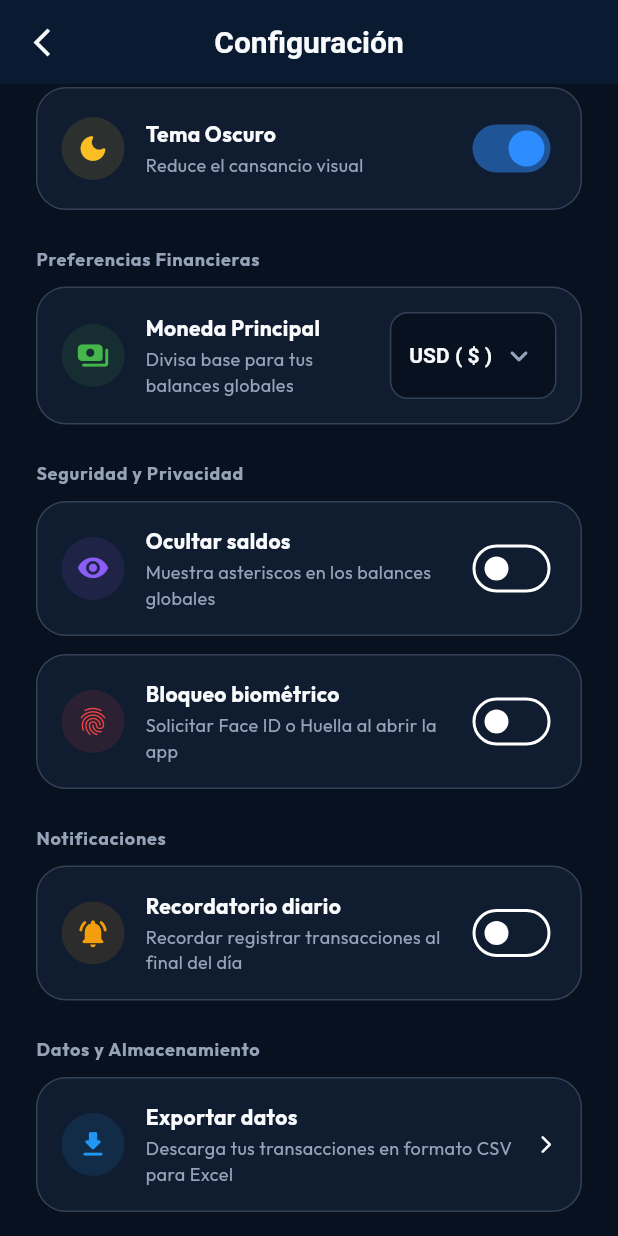
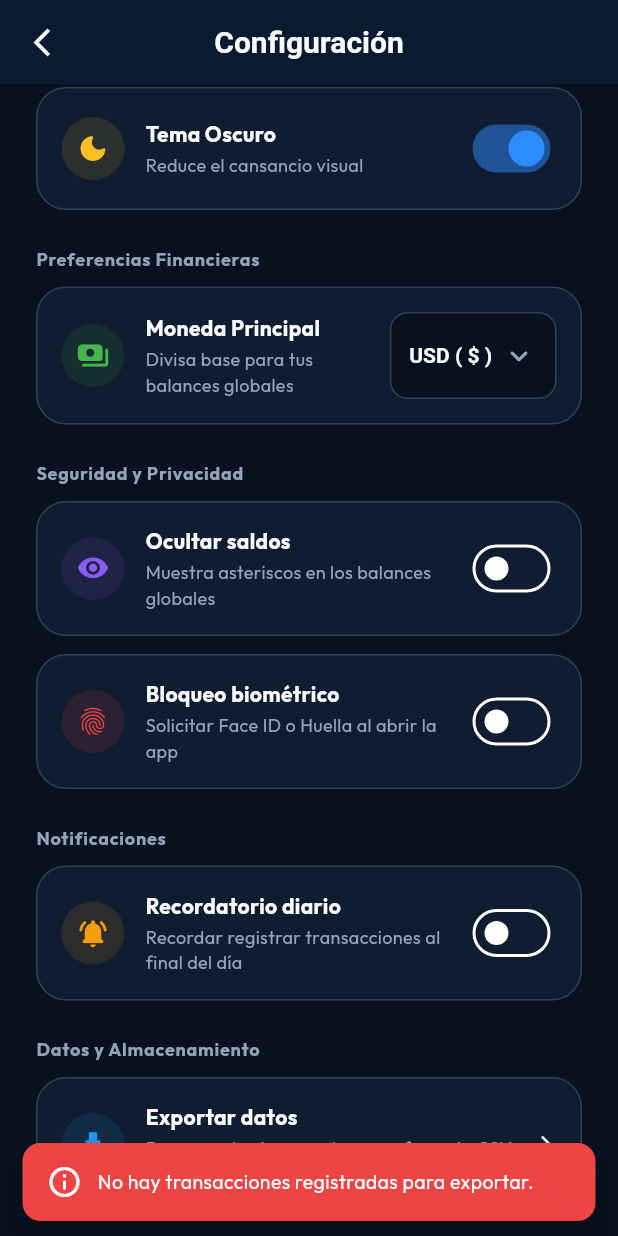
Before and after one commit to AlexM505/Nica-Balance, a Flutter app: the SettingsScreen screen opened directly, scrolled down 41 dp, after a tap on "Exportar datos", on a phone screen of 412 x 824 dp. Run offline on Flutter 3.47's test engine with Material 3 defaults, Android fonts, the phone set to English and light mode, and no system bars; our stand-ins replace csv, file_picker, fl_chart, flutter_local_notifications, flutter_native_splash, google_fonts and 5 more; accounts and stored records are empty; generated files the repository leaves out were written again.

Commit message:
Fix: adding validation in generate csv file to export

```diff
--- a/lib/presentation/settings/views/settings_screen.dart
+++ b/lib/presentation/settings/views/settings_screen.dart
@@ -211,6 +211,58 @@ class SettingsScreen extends StatelessWidget {
             onTap: () async {
               final dashboardVM = context.read<DashboardViewModel>();
 
+              // ─── VALIDACIÓN PREVENTIVA DE REGISTROS ───
+              if (dashboardVM.expensesList.isEmpty && dashboardVM.incomesList.isEmpty) {
+                if (context.mounted) {
+                  ScaffoldMessenger.of(context).showSnackBar(
+                    SnackBar(
+                      content: const Row(
+                        children: [
+                          Icon(Icons.info_outline_rounded, color: Colors.white),
+                          SizedBox(width: 10),
+                          Text('No hay transacciones registradas para exportar.',
+                            style: TextStyle(
+                              color: Colors.white,
+                              fontSize: 13,
+                            ),
+                          ),
+                        ],
+                      ),
+                      backgroundColor: const Color(0xFFEF4444),
+                      behavior: SnackBarBehavior.floating,
+                      shape: RoundedRectangleBorder(borderRadius: BorderRadius.circular(12)),
+                    ),
+                  );
+                }
+                return;
+              }
+
+              // Mostramos un aviso temporal de que el proceso inició si pasa la validación
+              ScaffoldMessenger.of(context).showSnackBar(
+                SnackBar(
+                  content: const Row(
+                    children: [
+                      SizedBox(
+                        width: 16,
+                        height: 16,
+                        child: CircularProgressIndicator(color: Colors.white, strokeWidth: 2),
+                      ),
+                      SizedBox(width: 12),
+                      Text('Generando reporte CSV...',
+                        style: TextStyle(
+                              color: Colors.white,
+                              fontSize: 13,
+                            ),
+                      ),
+                    ],
+                  ),
+                  backgroundColor: Colors.indigo,
+                  duration: const Duration(seconds: 1),
+                  behavior: SnackBarBehavior.floating,
+                  shape: RoundedRectangleBorder(borderRadius: BorderRadius.circular(12)),
+                ),
+              );
+
               final bool success = await ExportService.exportTransactionsToCSV(
                 expenses: dashboardVM.expensesList,
                 incomes: dashboardVM.incomesList,
@@ -218,15 +270,22 @@ class SettingsScreen extends StatelessWidget {
 
               if (success && context.mounted) {
                 ScaffoldMessenger.of(context).showSnackBar(
-                  const SnackBar(
+                  SnackBar(
                     content: Row(
                       children: [
                         Icon(Icons.check_circle_rounded, color: Colors.white),
                         SizedBox(width: 10),
-                        Text('Archivo guardado en el dispositivo con éxito'),
+                        Text('Archivo guardado en el dispositivo con éxito',
+                          style: TextStyle(
+                              color: Colors.white,
+                              fontSize: 13,
+                            ),
+                        ),
                       ],
                     ),
                     backgroundColor: Colors.green,
+                    behavior: SnackBarBehavior.floating,
+                    shape: RoundedRectangleBorder(borderRadius: BorderRadius.circular(12)),
                   ),
                 );
               }
```
